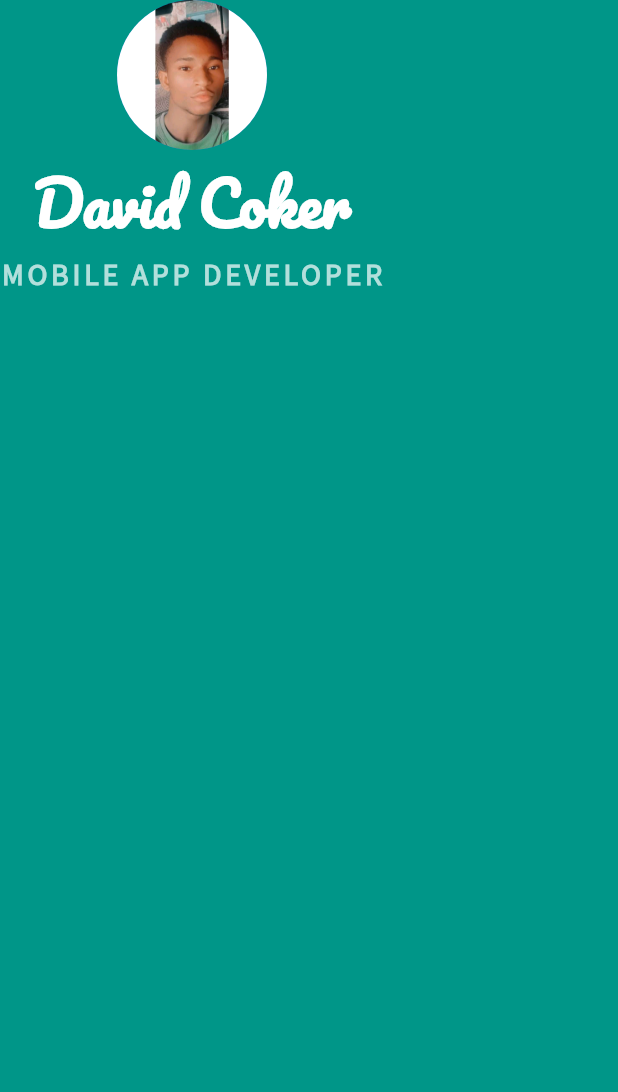
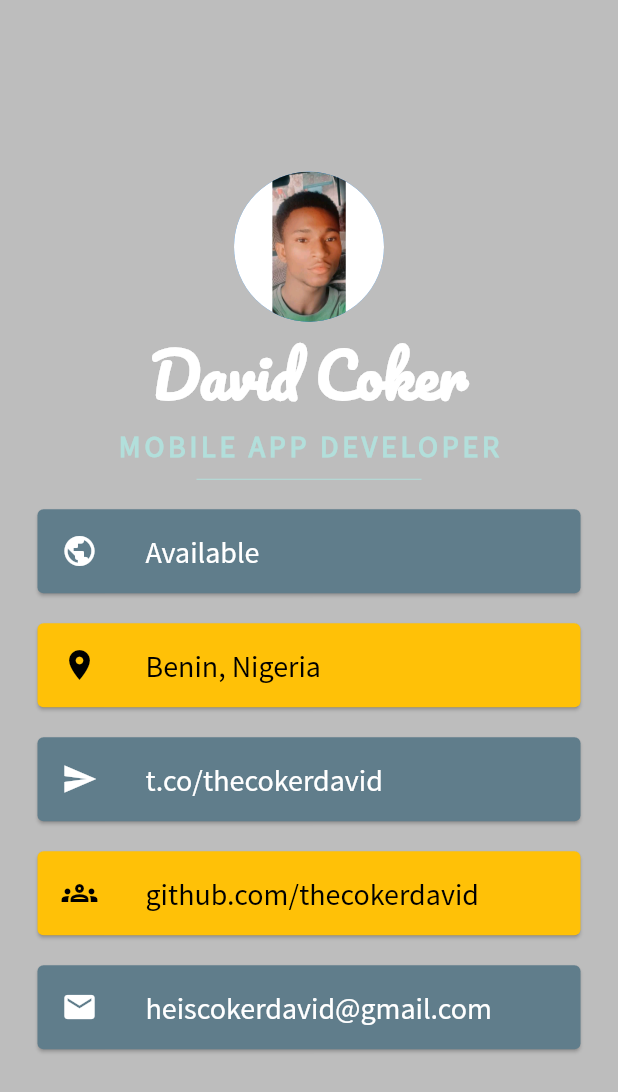
Before and after one commit to daoxve/RepliCard, a Flutter app: the screen it shows after launch, on a phone screen of 412 x 824 dp. Shown: the top 1092 px of the screen. Run offline on Flutter 3.47's test engine with Material 2 defaults, Android fonts, the light colour scheme and no system bars.

Commit message:
🙌 Basic layout remapping
Add finishing touches to basic version of RepliCard

```diff
--- a/lib/main.dart
+++ b/lib/main.dart
@@ -10,9 +10,10 @@
     return MaterialApp(
       debugShowCheckedModeBanner: false,
       home: Scaffold(
-        backgroundColor: Colors.teal,
+        backgroundColor: Colors.black26,
         body: SafeArea(
           child: Column(
+            mainAxisAlignment: MainAxisAlignment.center,
             children: [
               const CircleAvatar(
                 radius: 50,
@@ -31,10 +32,122 @@
                 'MOBILE APP DEVELOPER',
                 style: TextStyle(
                   fontFamily: 'Source Sans Pro',
-                  color: Colors.teal.shade100,
+                  color: Colors.teal[100],
                   fontSize: 20,
                   letterSpacing: 2.5,
                   fontWeight: FontWeight.bold,
+                ),
+              ),
+              SizedBox(
+                height: 20,
+                width: 150,
+                child: Divider(
+                  color: Colors.teal[100],
+                ),
+              ),
+              const Card(
+                color: Colors.blueGrey,
+                margin: EdgeInsets.symmetric(
+                  vertical: 10,
+                  horizontal: 25,
+                ),
+                child: ListTile(
+                  leading: Icon(
+                    Icons.public_outlined,
+                    color: Colors.white,
+                  ),
+                  title: Text(
+                    'Available',
+                    style: TextStyle(
+                      color: Colors.white,
+                      fontFamily: 'Source Sans Pro',
+                      fontSize: 20,
+                    ),
+                  ),
+                ),
+              ),
+              const Card(
+                color: Colors.amber,
+                margin: EdgeInsets.symmetric(
+                  vertical: 10,
+                  horizontal: 25,
+                ),
+                child: ListTile(
+                  leading: Icon(
+                    Icons.location_on,
+                    color: Colors.black,
+                  ),
+                  title: Text(
+                    'Benin, Nigeria',
+                    style: TextStyle(
+                      fontSize: 20,
+                      color: Colors.black,
+                      fontFamily: 'Source Sans Pro',
+                    ),
+                  ),
+                ),
+              ),
+              const Card(
+                color: Colors.blueGrey,
+                margin: EdgeInsets.symmetric(
+                  vertical: 10,
+                  horizontal: 25,
+                ),
+                child: ListTile(
+                  leading: Icon(
+                    Icons.send,
+                    color: Colors.white,
+                  ),
+                  title: Text(
+                    't.co/thecokerdavid',
+                    style: TextStyle(
+                      fontSize: 20,
+                      color: Colors.white,
+                      fontFamily: 'Source Sans Pro',
+                    ),
+                  ),
+                ),
+              ),
+              const Card(
+                color: Colors.amber,
+                margin: EdgeInsets.symmetric(
+                  vertical: 10,
+                  horizontal: 25,
+                ),
+                child: ListTile(
+                  leading: Icon(
+                    Icons.groups_outlined,
+                    color: Colors.black,
+                  ),
+                  title: Text(
+                    'github.com/thecokerdavid',
+                    style: TextStyle(
+                      fontSize: 20,
+                      color: Colors.black,
+                      fontFamily: 'Source Sans Pro',
+                    ),
+                  ),
+                ),
+              ),
+              const Card(
+                color: Colors.blueGrey,
+                margin: EdgeInsets.symmetric(
+                  vertical: 10,
+                  horizontal: 25,
+                ),
+                child: ListTile(
+                  leading: Icon(
+                    Icons.email,
+                    color: Colors.white,
+                  ),
+                  title: Text(
+                    'heiscokerdavid@gmail.com',
+                    style: TextStyle(
+                      fontSize: 20,
+                      color: Colors.white,
+                      fontFamily: 'Source Sans Pro',
+                    ),
+                  ),
                 ),
               ),
             ],
```
Also changed, not shown: 25 other files.
